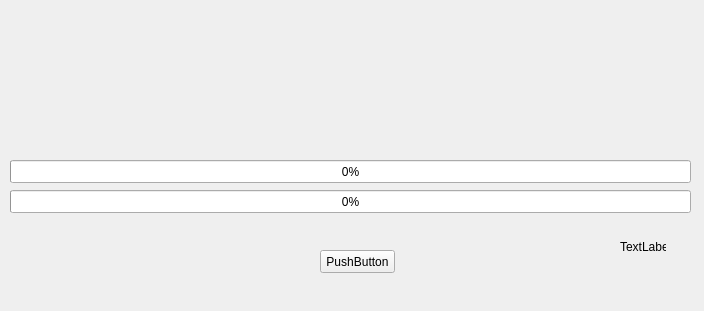
Above: gui/launcher.ui from mangaMag/AzoteLauncher before the change. Below: the same form after it.
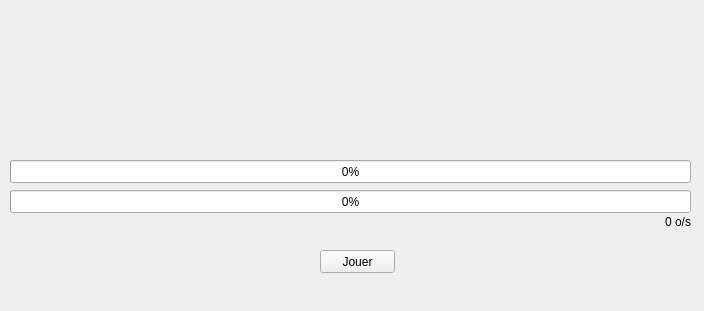
That is the form after the change.

Patch:
```diff
--- a/gui/launcher.ui
+++ b/gui/launcher.ui
@@ -24,20 +24,23 @@
      </rect>
     </property>
     <property name="text">
-     <string>PushButton</string>
+     <string>Jouer</string>
     </property>
    </widget>
    <widget class="QLabel" name="label">
     <property name="geometry">
      <rect>
-      <x>620</x>
-      <y>240</y>
-      <width>46</width>
-      <height>13</height>
+      <x>630</x>
+      <y>212</y>
+      <width>61</width>
+      <height>20</height>
      </rect>
     </property>
     <property name="text">
-     <string>TextLabel</string>
+     <string>0 o/s</string>
+    </property>
+    <property name="alignment">
+     <set>Qt::AlignRight|Qt::AlignTrailing|Qt::AlignVCenter</set>
     </property>
    </widget>
    <widget class="QProgressBar" name="progressBarTotal">
```
Left out of the diff: 8 changed lines with no effect on the pictures.
